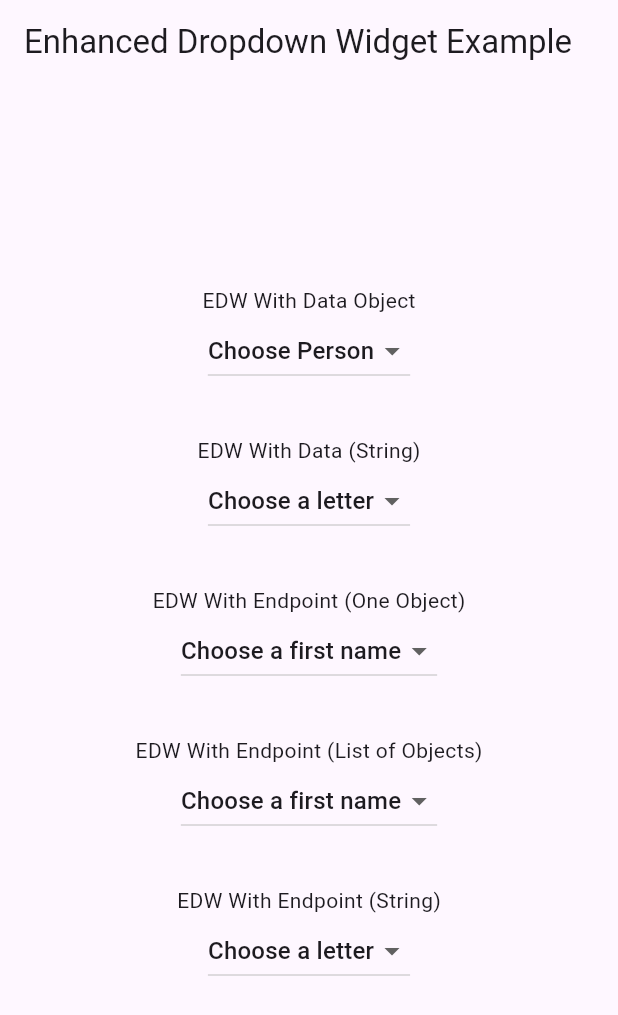
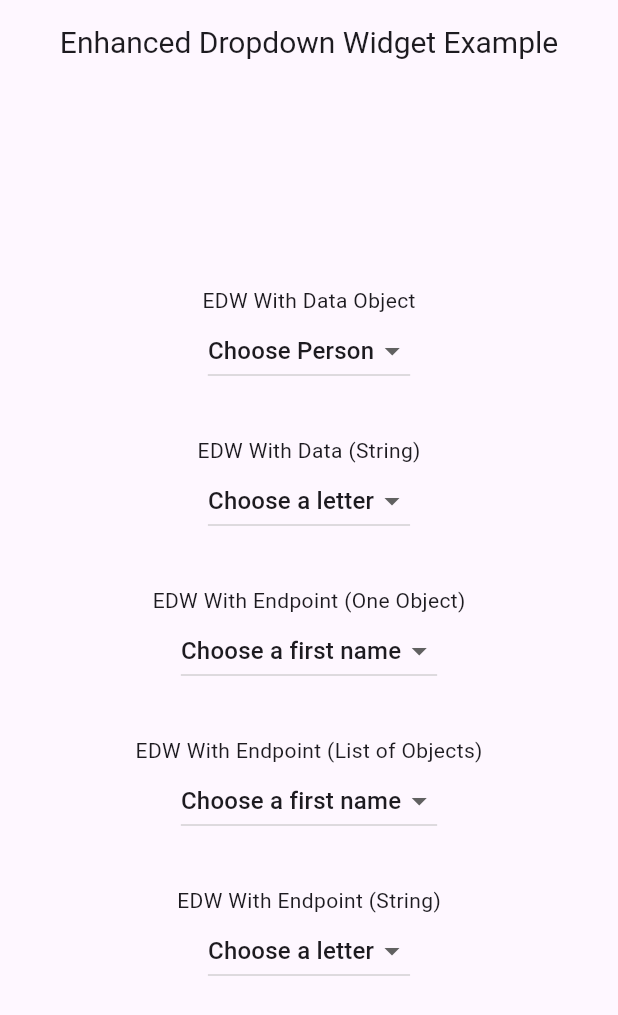
Before and after one commit to TomerPacific/enhanced_drop_down, a Flutter app: the screen it shows after launch, on a phone screen of 412 x 824 dp. Shown: the top 1015 px of the screen. Run offline on Flutter 3.47's test engine with Material 3 defaults, Android fonts, the phone set to English and light mode, and no system bars; network calls fail.

Commit message:
EDW formatting title of example application

```diff
--- a/example/enhanced_drop_down_example/lib/main.dart
+++ b/example/enhanced_drop_down_example/lib/main.dart
@@ -37,7 +37,10 @@ class _MyHomePageState extends State<MyHomePage> {
   Widget build(BuildContext context) {
     return Scaffold(
         appBar: AppBar(
-          title: Text(APP_TITLE),
+          title: Align(alignment: Alignment.center,
+                    child: Text(APP_TITLE,
+                    style: TextStyle(fontSize: 20))
+          )
         ),
         body: Center(
           child: Column(
```
